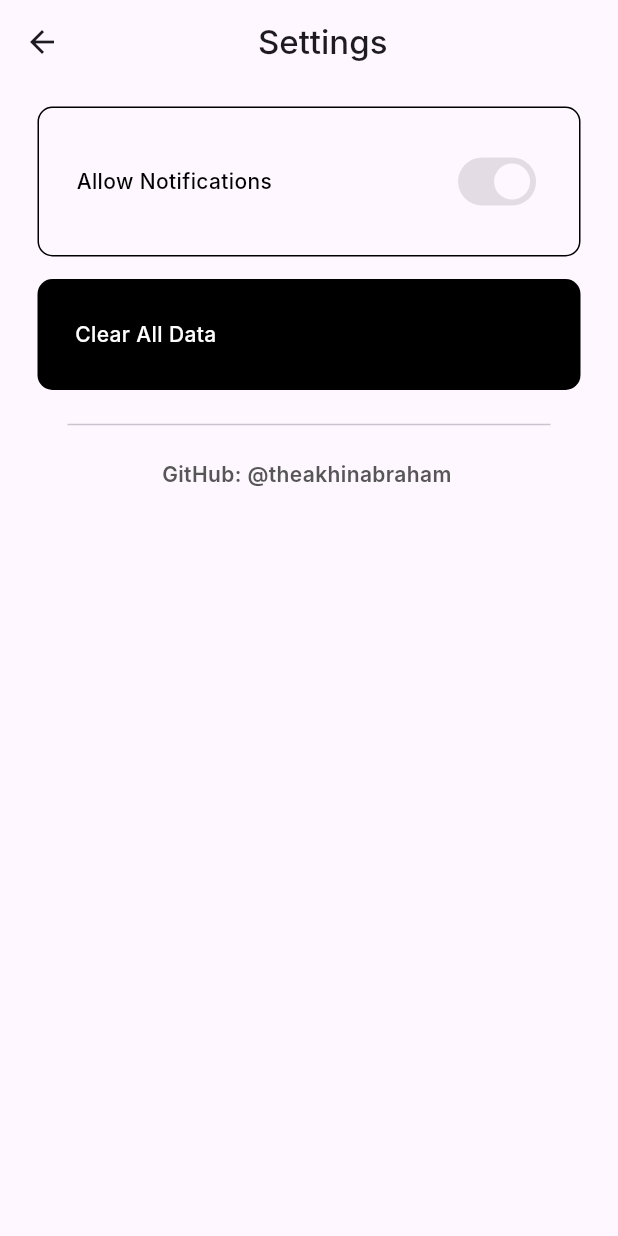
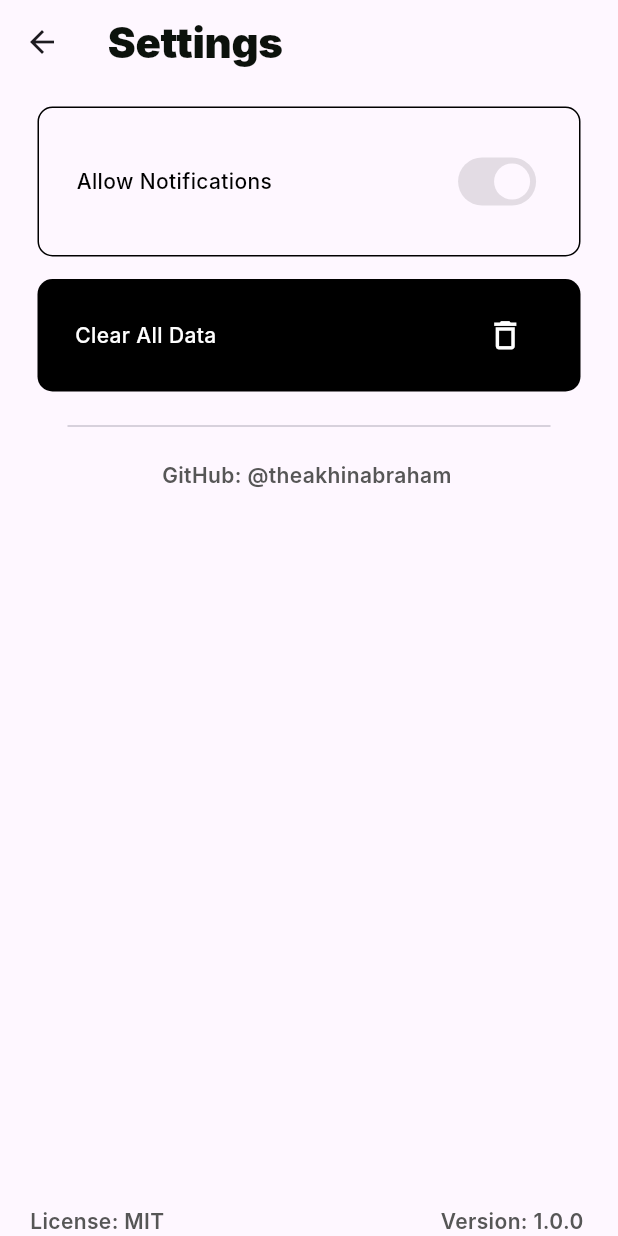
Before and after one commit to theakhinabraham/doable-todo-list-app, a Flutter app: the screen it shows after launch, after a tap on the "settings" icon, on a phone screen of 412 x 824 dp. Run offline on Flutter 3.47's test engine with Material 3 defaults, Android fonts, the phone set to English and light mode, and no system bars; our stand-ins replace flutter_svg; Roboto replaces fonts that are missing (Inter).

Commit message:
Settings⚙️  UI changed

```diff
--- a/lib/screens/add_task_page.dart
+++ b/lib/screens/add_task_page.dart
@@ -27,8 +27,7 @@ class _AddTaskPageState extends State<AddTaskPage> {
       body: SafeArea(
         child: Container(
             padding: EdgeInsets.symmetric(
-                horizontal: horizontalPadding(context),
-                vertical: verticalPadding(context)),
+                horizontal: 15),
             child: Column(
               children: [
                 Row(
--- a/lib/screens/home_page.dart
+++ b/lib/screens/home_page.dart
@@ -21,17 +21,20 @@ class _HomePageState extends State<HomePage> {
     return Scaffold(
       appBar: AppBar(
         leading: Padding(
-          padding: const EdgeInsets.only(left: 10),
+          padding: const EdgeInsets.only(left: 15),
           child: SvgPicture.asset(
                         "assets/trans_logo.svg",
                       ),
         ),
         actions: [
-          IconButton(
-            icon: Icon(Icons.settings_outlined),
-            onPressed: () {
-              Navigator.push(context, MaterialPageRoute(builder: (context) => const SettingsPage()));
-            },
+          Padding(
+            padding: const EdgeInsets.only(right: 10),
+            child: IconButton(
+              icon: Icon(Icons.settings_outlined),
+              onPressed: () {
+                Navigator.push(context, MaterialPageRoute(builder: (context) => const SettingsPage()));
+              },
+            ),
           ),
         ],
 
@@ -41,8 +44,7 @@ class _HomePageState extends State<HomePage> {
           child: Padding(
             //SafeArea
             padding: EdgeInsets.symmetric(
-              horizontal: horizontalPadding(context),
-              vertical: verticalPadding(context),
+              horizontal: 15,
             ),
             child: Column(
               children: [
--- a/lib/screens/settings_page.dart
+++ b/lib/screens/settings_page.dart
@@ -10,15 +10,10 @@ class SettingsPage extends StatelessWidget {
     return Scaffold(
       appBar: AppBar(
         backgroundColor: Theme.of(context).colorScheme.surface.withOpacity(0.5),
-        title: Padding(
-          padding: const EdgeInsets.only(left: 100),
-          child: currentWidth < 600 ? Text(
+        title: Text(
               'Settings',
-              style: TextStyle(
-                fontWeight: FontWeight.w500
-                ),
-              ) : null,
-        ),
+              style: Theme.of(context).textTheme.displayLarge,
+              ),
       ),
 
       body: Column(
@@ -79,7 +74,9 @@ class SettingsPage extends StatelessWidget {
 
                    SizedBox(width: 180),
                    Icon(
-                    Icons.arrow_forward_rounded,
+                    Icons.delete_outlined,
+                    color: Colors.white,
+                    size: 25,
                     ),
                   ],
                 ),
@@ -99,6 +96,45 @@ class SettingsPage extends StatelessWidget {
               ),
              ),
 
+             // Bottom text
+             Expanded(
+               child: Align(
+                alignment: Alignment.bottomCenter,
+                 child: Padding(
+                   padding: const EdgeInsets.only(left: 20, right: 20),
+                   child: Row(
+                     children: [
+
+                      // License
+                       Expanded(
+                         child: Align(
+                          alignment: Alignment.bottomLeft,
+                           child: SelectableText(
+                            "License: MIT",
+                            style: TextStyle(
+                            ),
+                           ),
+                         ),
+                       ),
+
+                       SizedBox(width: 20,),
+
+                       // Version
+                        Expanded(
+                          child: Align(
+                            alignment: Alignment.bottomRight,
+                            child: SelectableText(
+                              "Version: 1.0.0",
+                              style: TextStyle(
+                              ),
+                            ),
+                          ),
+                        ),
+                     ],
+                   ),
+                 ),
+               ),
+             ),
         ],
       ),
     );
```
